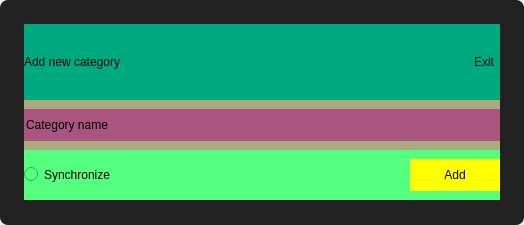
This is app/src/ui_files/categoryInputDialog.ui in KrzysztofGoc/Peach-player as Qt 5 draws it before an edit. The edited form follows.
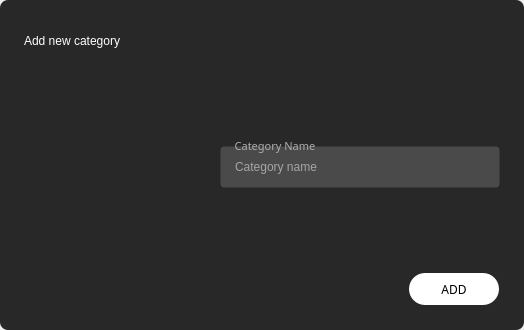
This is the edited form. Icons and pictures are not drawn.

Commit message: Updated all inputDialogs UI, updated songAdder combo boxes and line edits.

```diff
--- a/app/src/ui_files/categoryInputDialog.ui
+++ b/app/src/ui_files/categoryInputDialog.ui
@@ -7,7 +7,7 @@
     <x>0</x>
     <y>0</y>
     <width>524</width>
-    <height>225</height>
+    <height>330</height>
    </rect>
   </property>
   <property name="sizePolicy">
@@ -19,40 +19,20 @@
   <property name="minimumSize">
    <size>
     <width>524</width>
-    <height>225</height>
+    <height>330</height>
    </size>
   </property>
   <property name="maximumSize">
    <size>
     <width>524</width>
-    <height>225</height>
+    <height>330</height>
    </size>
   </property>
   <property name="windowTitle">
    <string>Dialog</string>
   </property>
   <property name="styleSheet">
-   <string notr="true">#Dialog{
-	border-radius: 8px;
-	background-color: transparent;
-}
-#frame_3{
-	border-radius: 8px;
-	background-color: rgb(33, 33, 33);
-}
-#scrollArea{
-	background-color: transparent;
-}
-#scrollAreaWidgetContents{
-		background-color: transparent;
-}
-</string>
-  </property>
-  <property name="sizeGripEnabled">
-   <bool>false</bool>
-  </property>
-  <property name="modal">
-   <bool>true</bool>
+   <string notr="true">border: none;</string>
   </property>
   <layout class="QVBoxLayout" name="verticalLayout">
    <property name="spacing">
@@ -72,8 +52,111 @@
    </property>
    <item>
     <widget class="QFrame" name="frame_3">
+     <property name="sizePolicy">
+      <sizepolicy hsizetype="Fixed" vsizetype="Fixed">
+       <horstretch>0</horstretch>
+       <verstretch>0</verstretch>
+      </sizepolicy>
+     </property>
+     <property name="minimumSize">
+      <size>
+       <width>524</width>
+       <height>330</height>
+      </size>
+     </property>
+     <property name="maximumSize">
+      <size>
+       <width>524</width>
+       <height>330</height>
+      </size>
+     </property>
+     <property name="focusPolicy">
+      <enum>Qt::ClickFocus</enum>
+     </property>
      <property name="styleSheet">
-      <string notr="true">border: none;</string>
+      <string notr="true">#frame_3{
+	border-radius: 8px;
+	background-color: rgb(40, 40, 40);
+}
+#categoryInputDialogExitButton{
+	background-color: none;
+	border-radius: 16px;
+}
+#categoryInputDialogExitButton:hover{
+	background-color: rgba(179, 179, 179, 0.25);
+}
+#categoryInputDialogExitButton:pressed{
+	background-color: rgba(179, 179, 179, 0.35);
+}
+#label{
+	color: white;
+	font: 87 17pt &quot;Heebo Black&quot;;
+}
+#categoryInputDialogAddButton{
+	border-radius: 16px;
+	background-color: white;
+	color: black;
+	font: 87 9pt &quot;Heebo Medium&quot;;
+}
+#albumInputDialogSynchronizeQRadioButton{
+	color: rgb(179, 179, 179);
+	
+	font: 57 10pt &quot;Heebo Medium&quot;;
+}
+
+
+
+QComboBox QAbstractItemView {
+	outline: none;
+	border: 1px solid rgba(179, 179, 179, 0.25);
+}
+
+QComboBox {
+	font: 57 10pt &quot;Heebo Black&quot;;
+	color: rgba(255, 255, 255, 128);
+	border: none;	
+	background-color: transparent;
+	padding-right: 12px;
+	padding-left: 12px;
+	padding-top: 12px;
+	padding-bottom: 12px;
+}
+QComboBox:hover{
+	color: white;
+}
+QComboBox::drop-down {
+	heigth: 40px;
+	width: 32px;
+}
+QComboBox:down-arrow {
+	image: url(:/icons/48x48/outlined/icons/48x48/outlined/outline_arrow_drop_down_gray_48dp.png);
+}
+QGroupBox {
+	font: 57 8pt &quot;Heebo Black&quot;;
+	background-color: rgba(179, 179, 179, 0.25);
+    border: 1px solid transparent;
+    border-radius: 4px;
+    margin-top: 8px;
+}
+QGroupBox::title {
+	color: rgb(173, 173, 173);
+    subcontrol-origin: margin;
+    left: 10px;
+    padding: 0 3px 0 3px;
+}
+
+
+
+QLineEdit {
+	font: 57 10pt &quot;Heebo Black&quot;;
+	color: white;
+	background-color: transparent;
+	border: none;
+	padding-right: 12px;
+	padding-left: 12px;
+	padding-top: 12px;
+	padding-bottom: 12px;
+}</string>
      </property>
      <property name="frameShape">
       <enum>QFrame::StyledPanel</enum>
@@ -86,46 +169,55 @@
        <number>0</number>
       </property>
       <property name="leftMargin">
-       <number>0</number>
+       <number>24</number>
       </property>
       <property name="topMargin">
-       <number>0</number>
+       <number>24</number>
       </property>
       <property name="rightMargin">
-       <number>0</number>
+       <number>24</number>
       </property>
       <property name="bottomMargin">
-       <number>0</number>
+       <number>24</number>
       </property>
       <item>
-       <widget class="QScrollArea" name="scrollArea">
-        <property name="widgetResizable">
-         <bool>true</bool>
+       <widget class="QFrame" name="frame_2">
+        <property name="sizePolicy">
+         <sizepolicy hsizetype="Preferred" vsizetype="Fixed">
+          <horstretch>0</horstretch>
+          <verstretch>0</verstretch>
+         </sizepolicy>
         </property>
-        <widget class="QWidget" name="scrollAreaWidgetContents">
-         <property name="geometry">
-          <rect>
-           <x>0</x>
-           <y>0</y>
-           <width>524</width>
-           <height>225</height>
-          </rect>
+        <property name="minimumSize">
+         <size>
+          <width>0</width>
+          <height>0</height>
+         </size>
+        </property>
+        <property name="styleSheet">
+         <string notr="true"/>
+        </property>
+        <property name="frameShape">
+         <enum>QFrame::StyledPanel</enum>
+        </property>
+        <property name="frameShadow">
+         <enum>QFrame::Raised</enum>
          </property>
          <layout class="QVBoxLayout" name="verticalLayout_5">
           <property name="spacing">
            <number>0</number>
           </property>
           <property name="leftMargin">
-           <number>24</number>
+          <number>0</number>
           </property>
           <property name="topMargin">
-           <number>24</number>
+          <number>0</number>
           </property>
           <property name="rightMargin">
-           <number>24</number>
+          <number>0</number>
           </property>
           <property name="bottomMargin">
-           <number>24</number>
+          <number>0</number>
           </property>
           <item>
            <widget class="QFrame" name="frame">
@@ -138,17 +230,17 @@
             <property name="minimumSize">
              <size>
               <width>0</width>
-              <height>76</height>
+             <height>0</height>
              </size>
             </property>
             <property name="maximumSize">
              <size>
               <width>16777215</width>
-              <height>76</height>
+             <height>16777215</height>
              </size>
             </property>
             <property name="styleSheet">
-             <string notr="true">background-color: rgb(0, 170, 127);</string>
+            <string notr="true"/>
             </property>
             <property name="frameShape">
              <enum>QFrame::StyledPanel</enum>
@@ -170,7 +262,7 @@
               <number>0</number>
              </property>
              <property name="bottomMargin">
-              <number>0</number>
+             <number>2</number>
              </property>
              <item>
               <widget class="QFrame" name="frame_4">
@@ -186,6 +278,9 @@
                  <height>0</height>
                 </size>
                </property>
+              <property name="styleSheet">
+               <string notr="true"/>
+              </property>
                <property name="frameShape">
                 <enum>QFrame::StyledPanel</enum>
                </property>
@@ -211,7 +306,7 @@
                 <item>
                  <widget class="QLabel" name="label">
                   <property name="sizePolicy">
-                   <sizepolicy hsizetype="Fixed" vsizetype="Preferred">
+                  <sizepolicy hsizetype="Fixed" vsizetype="Fixed">
                     <horstretch>0</horstretch>
                     <verstretch>0</verstretch>
                    </sizepolicy>
@@ -231,8 +326,8 @@
                </property>
                <property name="sizeHint" stdset="0">
                 <size>
-                 <width>324</width>
-                 <height>20</height>
+                <width>0</width>
+                <height>0</height>
                 </size>
                </property>
               </spacer>
@@ -275,56 +370,36 @@
                     <height>32</height>
                    </size>
                   </property>
-                  <property name="text">
-                   <string notr="true">Exit</string>
-                  </property>
-                 </widget>
-                </item>
-               </layout>
-              </widget>
-             </item>
-            </layout>
-           </widget>
-          </item>
-          <item>
-           <widget class="QFrame" name="frame_2">
-            <property name="sizePolicy">
-             <sizepolicy hsizetype="Preferred" vsizetype="Fixed">
-              <horstretch>0</horstretch>
-              <verstretch>0</verstretch>
-             </sizepolicy>
-            </property>
-            <property name="minimumSize">
+                 <property name="maximumSize">
              <size>
-              <width>0</width>
-              <height>0</height>
+                   <width>32</width>
+                   <height>32</height>
              </size>
             </property>
             <property name="styleSheet">
-             <string notr="true">background-color: rgb(85, 255, 127);</string>
-            </property>
-            <property name="frameShape">
-             <enum>QFrame::StyledPanel</enum>
-            </property>
-            <property name="frameShadow">
-             <enum>QFrame::Raised</enum>
-            </property>
-            <layout class="QVBoxLayout" name="verticalLayout_7">
-             <property name="spacing">
-              <number>0</number>
-             </property>
-             <property name="leftMargin">
-              <number>0</number>
-             </property>
-             <property name="topMargin">
-              <number>0</number>
-             </property>
-             <property name="rightMargin">
-              <number>0</number>
-             </property>
-             <property name="bottomMargin">
-              <number>0</number>
-             </property>
+                  <string notr="true"/>
+                 </property>
+                 <property name="text">
+                  <string notr="true"/>
+                 </property>
+                 <property name="icon">
+                  <iconset resource="../resourcesPeachPlayer.qrc">
+                   <normaloff>:/icons/48x48/outlined/icons/48x48/outlined/outline_close_white_48dp.png</normaloff>:/icons/48x48/outlined/icons/48x48/outlined/outline_close_white_48dp.png</iconset>
+                 </property>
+                 <property name="iconSize">
+                  <size>
+                   <width>20</width>
+                   <height>20</height>
+                  </size>
+                 </property>
+                </widget>
+               </item>
+              </layout>
+             </widget>
+            </item>
+           </layout>
+          </widget>
+         </item>
              <item>
               <widget class="QFrame" name="frame_6">
                <property name="sizePolicy">
@@ -336,29 +411,44 @@
                <property name="minimumSize">
                 <size>
                  <width>0</width>
-                 <height>50</height>
-                </size>
-               </property>
-               <property name="styleSheet">
-                <string notr="true">background-color: rgb(170, 170, 127);</string>
-               </property>
+             <height>0</height>
+            </size>
+           </property>
                <property name="frameShape">
                 <enum>QFrame::StyledPanel</enum>
                </property>
                <property name="frameShadow">
                 <enum>QFrame::Raised</enum>
                </property>
-               <layout class="QVBoxLayout" name="verticalLayout_16">
+           <layout class="QHBoxLayout" name="horizontalLayout_3">
+            <property name="spacing">
+             <number>0</number>
+            </property>
                 <property name="leftMargin">
                  <number>0</number>
                 </property>
+            <property name="topMargin">
+             <number>0</number>
+            </property>
                 <property name="rightMargin">
                  <number>0</number>
                 </property>
+            <property name="bottomMargin">
+             <number>0</number>
+            </property>
                 <item>
-                 <widget class="QFrame" name="frame_8">
-                  <property name="styleSheet">
-                   <string notr="true">background-color: rgb(170, 85, 127);</string>
+             <widget class="QFrame" name="frame_9">
+              <property name="sizePolicy">
+               <sizepolicy hsizetype="Preferred" vsizetype="Fixed">
+                <horstretch>0</horstretch>
+                <verstretch>0</verstretch>
+               </sizepolicy>
+              </property>
+              <property name="minimumSize">
+               <size>
+                <width>0</width>
+                <height>198</height>
+               </size>
                   </property>
                   <property name="frameShape">
                    <enum>QFrame::StyledPanel</enum>
@@ -383,13 +473,355 @@
                     <number>0</number>
                    </property>
                    <item>
+                <spacer name="verticalSpacer">
+                 <property name="orientation">
+                  <enum>Qt::Vertical</enum>
+                 </property>
+                 <property name="sizeHint" stdset="0">
+                  <size>
+                   <width>0</width>
+                   <height>0</height>
+                  </size>
+                 </property>
+                </spacer>
+               </item>
+               <item>
+                <widget class="QLabel" name="categoryInputDialogCategoryMiniatureQLabel">
+                 <property name="sizePolicy">
+                  <sizepolicy hsizetype="Fixed" vsizetype="Fixed">
+                   <horstretch>0</horstretch>
+                   <verstretch>0</verstretch>
+                  </sizepolicy>
+                 </property>
+                 <property name="minimumSize">
+                  <size>
+                   <width>180</width>
+                   <height>180</height>
+                  </size>
+                 </property>
+                 <property name="maximumSize">
+                  <size>
+                   <width>180</width>
+                   <height>180</height>
+                  </size>
+                 </property>
+                 <property name="text">
+                  <string notr="true"/>
+                 </property>
+                 <property name="pixmap">
+                  <pixmap resource="../resourcesPeachPlayer.qrc">:/icons/temporary/icons/playlistCoverExample1.png</pixmap>
+                 </property>
+                 <property name="scaledContents">
+                  <bool>true</bool>
+                 </property>
+                </widget>
+               </item>
+              </layout>
+             </widget>
+            </item>
+            <item>
+             <widget class="QFrame" name="frame_7">
+              <property name="sizePolicy">
+               <sizepolicy hsizetype="Preferred" vsizetype="Fixed">
+                <horstretch>0</horstretch>
+                <verstretch>0</verstretch>
+               </sizepolicy>
+              </property>
+              <property name="minimumSize">
+               <size>
+                <width>0</width>
+                <height>0</height>
+               </size>
+              </property>
+              <property name="maximumSize">
+               <size>
+                <width>16777215</width>
+                <height>198</height>
+               </size>
+              </property>
+              <property name="styleSheet">
+               <string notr="true"/>
+              </property>
+              <property name="frameShape">
+               <enum>QFrame::StyledPanel</enum>
+              </property>
+              <property name="frameShadow">
+               <enum>QFrame::Raised</enum>
+              </property>
+              <layout class="QVBoxLayout" name="verticalLayout_15">
+               <property name="spacing">
+                <number>16</number>
+               </property>
+               <property name="leftMargin">
+                <number>16</number>
+               </property>
+               <property name="topMargin">
+                <number>10</number>
+               </property>
+               <property name="rightMargin">
+                <number>0</number>
+               </property>
+               <property name="bottomMargin">
+                <number>0</number>
+               </property>
+               <item>
+                <widget class="QGroupBox" name="groupBox1_3">
+                 <property name="sizePolicy">
+                  <sizepolicy hsizetype="Fixed" vsizetype="Fixed">
+                   <horstretch>0</horstretch>
+                   <verstretch>0</verstretch>
+                  </sizepolicy>
+                 </property>
+                 <property name="minimumSize">
+                  <size>
+                   <width>280</width>
+                   <height>40</height>
+                  </size>
+                 </property>
+                 <property name="font">
+                  <font>
+                   <family>Heebo Black</family>
+                   <pointsize>8</pointsize>
+                   <weight>7</weight>
+                   <italic>false</italic>
+                   <bold>false</bold>
+                  </font>
+                 </property>
+                 <property name="styleSheet">
+                  <string notr="true"/>
+                 </property>
+                 <property name="title">
+                  <string notr="true">Category Name</string>
+                 </property>
+                 <layout class="QVBoxLayout" name="verticalLayout_16">
+                  <property name="spacing">
+                   <number>0</number>
+                  </property>
+                  <property name="leftMargin">
+                   <number>0</number>
+                  </property>
+                  <property name="topMargin">
+                   <number>0</number>
+                  </property>
+                  <property name="rightMargin">
+                   <number>0</number>
+                  </property>
+                  <property name="bottomMargin">
+                   <number>0</number>
+                  </property>
+                  <item>
                     <widget class="QLineEdit" name="categoryInputDialogCategoryNameQLineEdit">
+                    <property name="palette">
+                     <palette>
+                      <active>
+                       <colorrole role="WindowText">
+                        <brush brushstyle="SolidPattern">
+                         <color alpha="255">
+                          <red>255</red>
+                          <green>255</green>
+                          <blue>255</blue>
+                         </color>
+                        </brush>
+                       </colorrole>
+                       <colorrole role="Button">
+                        <brush brushstyle="SolidPattern">
+                         <color alpha="0">
+                          <red>0</red>
+                          <green>0</green>
+                          <blue>0</blue>
+                         </color>
+                        </brush>
+                       </colorrole>
+                       <colorrole role="Text">
+                        <brush brushstyle="SolidPattern">
+                         <color alpha="255">
+                          <red>255</red>
+                          <green>255</green>
+                          <blue>255</blue>
+                         </color>
+                        </brush>
+                       </colorrole>
+                       <colorrole role="ButtonText">
+                        <brush brushstyle="SolidPattern">
+                         <color alpha="255">
+                          <red>255</red>
+                          <green>255</green>
+                          <blue>255</blue>
+                         </color>
+                        </brush>
+                       </colorrole>
+                       <colorrole role="Base">
+                        <brush brushstyle="SolidPattern">
+                         <color alpha="0">
+                          <red>0</red>
+                          <green>0</green>
+                          <blue>0</blue>
+                         </color>
+                        </brush>
+                       </colorrole>
+                       <colorrole role="Window">
+                        <brush brushstyle="SolidPattern">
+                         <color alpha="0">
+                          <red>0</red>
+                          <green>0</green>
+                          <blue>0</blue>
+                         </color>
+                        </brush>
+                       </colorrole>
+                       <colorrole role="PlaceholderText">
+                        <brush brushstyle="SolidPattern">
+                         <color alpha="128">
+                          <red>255</red>
+                          <green>255</green>
+                          <blue>255</blue>
+                         </color>
+                        </brush>
+                       </colorrole>
+                      </active>
+                      <inactive>
+                       <colorrole role="WindowText">
+                        <brush brushstyle="SolidPattern">
+                         <color alpha="255">
+                          <red>255</red>
+                          <green>255</green>
+                          <blue>255</blue>
+                         </color>
+                        </brush>
+                       </colorrole>
+                       <colorrole role="Button">
+                        <brush brushstyle="SolidPattern">
+                         <color alpha="0">
+                          <red>0</red>
+                          <green>0</green>
+                          <blue>0</blue>
+                         </color>
+                        </brush>
+                       </colorrole>
+                       <colorrole role="Text">
+                        <brush brushstyle="SolidPattern">
+                         <color alpha="255">
+                          <red>255</red>
+                          <green>255</green>
+                          <blue>255</blue>
+                         </color>
+                        </brush>
+                       </colorrole>
+                       <colorrole role="ButtonText">
+                        <brush brushstyle="SolidPattern">
+                         <color alpha="255">
+                          <red>255</red>
+                          <green>255</green>
+                          <blue>255</blue>
+                         </color>
+                        </brush>
+                       </colorrole>
+                       <colorrole role="Base">
+                        <brush brushstyle="SolidPattern">
+                         <color alpha="0">
+                          <red>0</red>
+                          <green>0</green>
+                          <blue>0</blue>
+                         </color>
+                        </brush>
+                       </colorrole>
+                       <colorrole role="Window">
+                        <brush brushstyle="SolidPattern">
+                         <color alpha="0">
+                          <red>0</red>
+                          <green>0</green>
+                          <blue>0</blue>
+                         </color>
+                        </brush>
+                       </colorrole>
+                       <colorrole role="PlaceholderText">
+                        <brush brushstyle="SolidPattern">
+                         <color alpha="128">
+                          <red>255</red>
+                          <green>255</green>
+                          <blue>255</blue>
+                         </color>
+                        </brush>
+                       </colorrole>
+                      </inactive>
+                      <disabled>
+                       <colorrole role="WindowText">
+                        <brush brushstyle="SolidPattern">
+                         <color alpha="255">
+                          <red>255</red>
+                          <green>255</green>
+                          <blue>255</blue>
+                         </color>
+                        </brush>
+                       </colorrole>
+                       <colorrole role="Button">
+                        <brush brushstyle="SolidPattern">
+                         <color alpha="0">
+                          <red>0</red>
+                          <green>0</green>
+                          <blue>0</blue>
+                         </color>
+                        </brush>
+                       </colorrole>
+                       <colorrole role="Text">
+                        <brush brushstyle="SolidPattern">
+                         <color alpha="255">
+                          <red>255</red>
+                          <green>255</green>
+                          <blue>255</blue>
+                         </color>
+                        </brush>
+                       </colorrole>
+                       <colorrole role="ButtonText">
+                        <brush brushstyle="SolidPattern">
+                         <color alpha="255">
+                          <red>255</red>
+                          <green>255</green>
+                          <blue>255</blue>
+                         </color>
+                        </brush>
+                       </colorrole>
+                       <colorrole role="Base">
+                        <brush brushstyle="SolidPattern">
+                         <color alpha="0">
+                          <red>0</red>
+                          <green>0</green>
+                          <blue>0</blue>
+                         </color>
+                        </brush>
+                       </colorrole>
+                       <colorrole role="Window">
+                        <brush brushstyle="SolidPattern">
+                         <color alpha="0">
+                          <red>0</red>
+                          <green>0</green>
+                          <blue>0</blue>
+                         </color>
+                        </brush>
+                       </colorrole>
+                       <colorrole role="PlaceholderText">
+                        <brush brushstyle="SolidPattern">
+                         <color alpha="128">
+                          <red>255</red>
+                          <green>255</green>
+                          <blue>255</blue>
+                         </color>
+                        </brush>
+                       </colorrole>
+                      </disabled>
+                     </palette>
+                    </property>
                      <property name="inputMask">
                       <string notr="true"/>
                      </property>
                      <property name="text">
-                      <string>Category name</string>
-                     </property>
+                     <string notr="true"/>
+                    </property>
+                    <property name="placeholderText">
+                     <string notr="true">Category name</string>
+                    </property>
+                   </widget>
+                  </item>
+                 </layout>
                     </widget>
                    </item>
                   </layout>
@@ -399,7 +831,7 @@
               </widget>
              </item>
              <item>
-              <widget class="QFrame" name="frame_7">
+          <widget class="QFrame" name="frame_8">
                <property name="sizePolicy">
                 <sizepolicy hsizetype="Preferred" vsizetype="Fixed">
                  <horstretch>0</horstretch>
@@ -409,7 +841,7 @@
                <property name="minimumSize">
                 <size>
                  <width>0</width>
-                 <height>50</height>
+             <height>0</height>
                 </size>
                </property>
                <property name="frameShape">
@@ -426,21 +858,14 @@
                  <number>0</number>
                 </property>
                 <property name="topMargin">
-                 <number>0</number>
+             <number>16</number>
                 </property>
                 <property name="rightMargin">
-                 <number>0</number>
+             <number>1</number>
                 </property>
                 <property name="bottomMargin">
                  <number>0</number>
                 </property>
-                <item>
-                 <widget class="QRadioButton" name="categoryInputDialogSynchronizeQRadioButton">
-                  <property name="text">
-                   <string notr="true">Synchronize</string>
-                  </property>
-                 </widget>
-                </item>
                 <item>
                  <spacer name="horizontalSpacer_2">
                   <property name="orientation">
@@ -448,14 +873,20 @@
                   </property>
                   <property name="sizeHint" stdset="0">
                    <size>
-                    <width>366</width>
-                    <height>20</height>
+                <width>0</width>
+                <height>0</height>
                    </size>
                   </property>
                  </spacer>
                 </item>
                 <item>
                  <widget class="QFrame" name="frame_10">
+              <property name="sizePolicy">
+               <sizepolicy hsizetype="Preferred" vsizetype="Fixed">
+                <horstretch>0</horstretch>
+                <verstretch>0</verstretch>
+               </sizepolicy>
+              </property>
                   <property name="frameShape">
                    <enum>QFrame::StyledPanel</enum>
                   </property>
@@ -480,17 +911,42 @@
                    </property>
                    <item>
                     <widget class="QPushButton" name="categoryInputDialogAddButton">
+                 <property name="sizePolicy">
+                  <sizepolicy hsizetype="Fixed" vsizetype="Fixed">
+                   <horstretch>0</horstretch>
+                   <verstretch>0</verstretch>
+                  </sizepolicy>
+                 </property>
                      <property name="minimumSize">
                       <size>
                        <width>90</width>
                        <height>32</height>
                       </size>
                      </property>
+                 <property name="maximumSize">
+                  <size>
+                   <width>90</width>
+                   <height>32</height>
+                  </size>
+                 </property>
+                 <property name="font">
+                  <font>
+                   <family>Heebo Medium</family>
+                   <pointsize>9</pointsize>
+                   <weight>10</weight>
+                   <italic>false</italic>
+                   <bold>false</bold>
+                   <kerning>true</kerning>
+                  </font>
+                 </property>
+                 <property name="layoutDirection">
+                  <enum>Qt::LeftToRight</enum>
+                 </property>
                      <property name="styleSheet">
-                      <string notr="true">background-color: rgb(255, 255, 0);</string>
+                  <string notr="true"/>
                      </property>
                      <property name="text">
-                      <string notr="true">Add</string>
+                  <string notr="true">ADD</string>
                      </property>
                     </widget>
                    </item>
@@ -505,13 +961,11 @@
           </item>
          </layout>
         </widget>
-       </widget>
       </item>
      </layout>
     </widget>
-   </item>
-  </layout>
- </widget>
- <resources/>
+ <resources>
+  <include location="../resourcesPeachPlayer.qrc"/>
+ </resources>
  <connections/>
 </ui>
```
Lines whose indentation alone changed are shown as unchanged. The commit also changes 19 other files.
